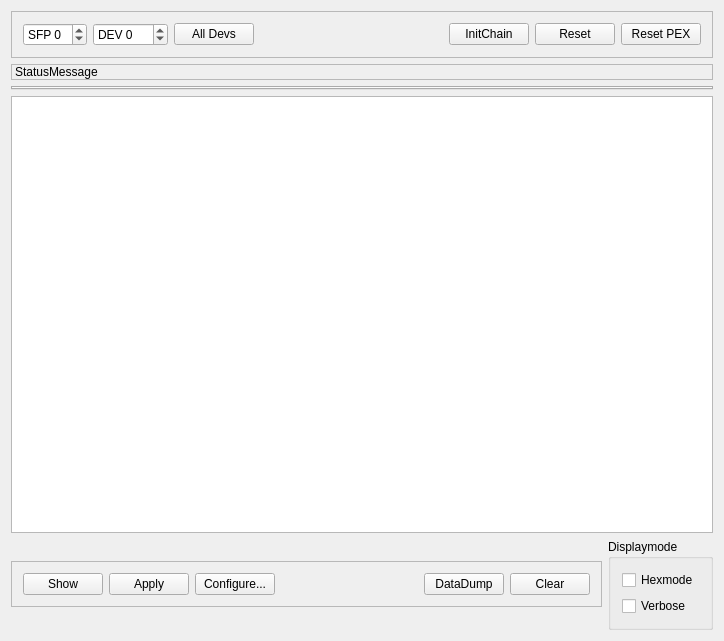
Before: the Qt Designer form mbspex/gui/qt/nyxor/NyxorGui.ui in gsi-ee/drivers, drawn with Qt 5.
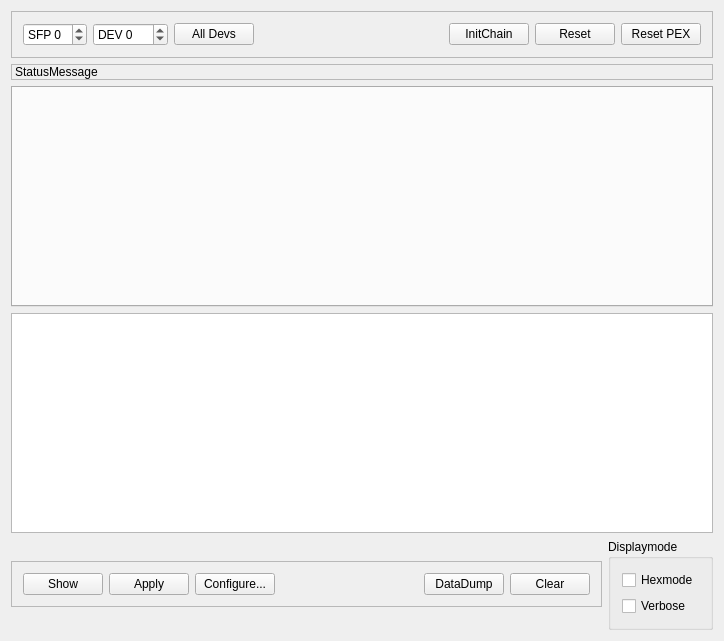
After: the same form once the commit is applied.

Commit message: mbspex: fixed nyxor gui concerning shift register access remove debug printouts, changed layout slightly

Patch:
```diff
--- a/mbspex/gui/qt/nyxor/NyxorGui.ui
+++ b/mbspex/gui/qt/nyxor/NyxorGui.ui
@@ -179,7 +179,7 @@
      <item>
       <widget class="QTabWidget" name="Nxyter_tabWidget">
        <property name="sizePolicy">
-        <sizepolicy hsizetype="Expanding" vsizetype="Fixed">
+        <sizepolicy hsizetype="Expanding" vsizetype="MinimumExpanding">
          <horstretch>0</horstretch>
          <verstretch>0</verstretch>
         </sizepolicy>
@@ -191,6 +191,23 @@
      </item>
      <item>
       <widget class="QPlainTextEdit" name="TextOutput">
+       <property name="sizePolicy">
+        <sizepolicy hsizetype="Expanding" vsizetype="MinimumExpanding">
+         <horstretch>0</horstretch>
+         <verstretch>0</verstretch>
+        </sizepolicy>
+       </property>
+       <property name="minimumSize">
+        <size>
+         <width>0</width>
+         <height>100</height>
+        </size>
+       </property>
+       <property name="font">
+        <font>
+         <family>Andale Mono</family>
+        </font>
+       </property>
        <property name="readOnly">
         <bool>true</bool>
        </property>
```
Left out of the diff: 2 changed lines with no effect on the pictures. The commit also changes 2 other files.
